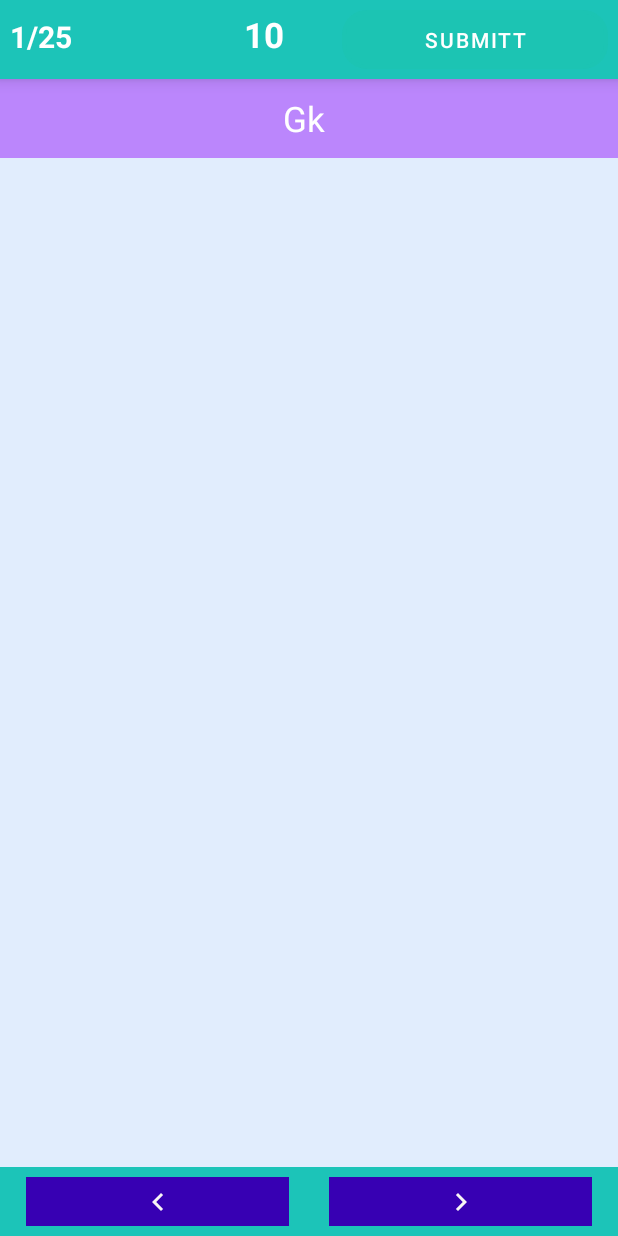
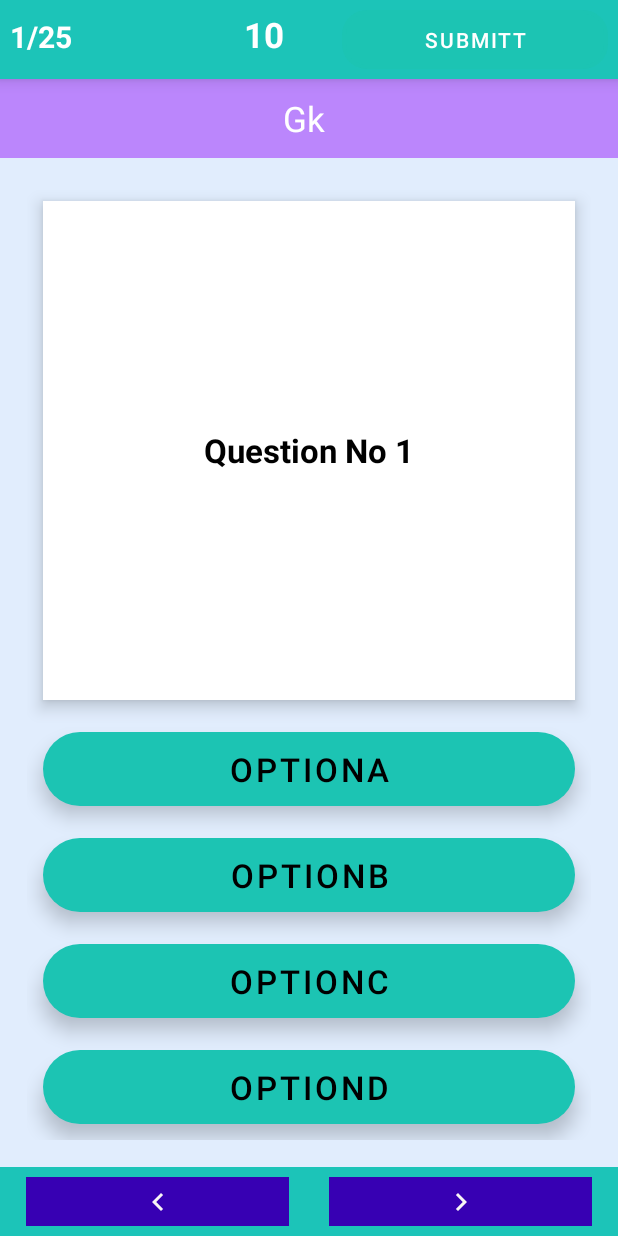
Before and after one commit to yousafzayi/MyOnlineQuizApp, an Android app: the layout activity_question.xml on its own in the app's theme, with its tools: preview values and no code run, on a phone screen of 412 x 824 dp. Run offline under Robolectric (Android 15) with nearby library versions, the phone set to English and light mode, and no system bars.

Commit message:
4th commit

```diff
--- a/app/src/main/java/com/example/quizapp/Models/QuestionModel.kt
+++ b/app/src/main/java/com/example/quizapp/Models/QuestionModel.kt
@@ -7,5 +7,5 @@ data class QuestionModel(
     var optionB: String,
     var optionC: String,
     var optionD: String,
-    var correctAnswer: Int,
+    var selectedAns: Long?,
 )
--- a/app/src/main/java/com/example/quizapp/QuestionActivity.kt
+++ b/app/src/main/java/com/example/quizapp/QuestionActivity.kt
@@ -1,21 +1,33 @@
- package com.example.quizapp
+package com.example.quizapp
 
+import android.annotation.SuppressLint
 import android.os.Bundle
 import android.os.CountDownTimer
-import android.widget.TextView
-import android.widget.Toast
+import android.widget.*
+import android.widget.LinearLayout.*
 import androidx.appcompat.app.AppCompatActivity
-
-
+import androidx.recyclerview.widget.RecyclerView
 
 
 class QuestionActivity : AppCompatActivity() {
 
-    private  var my_time: TextView? = null
+    private var my_time: TextView? = null
+    private var questionNumber: TextView? = null
+    private var submitBtn: Button? = null
+    private var questionRecycler: RecyclerView? = null
+    private var preQuestionBtn: ImageButton? = null
+    private var nextQuestionBtn: ImageButton? = null
 
+
+    @SuppressLint("WrongConstant")
     override fun onCreate(savedInstanceState: Bundle?) {
         super.onCreate(savedInstanceState)
         setContentView(R.layout.activity_question)
+
+        Initialization()
+
+
+
 
         my_time = findViewById(R.id.my_time)
 
@@ -40,4 +52,12 @@ class QuestionActivity : AppCompatActivity() {
 
     }
 
+    private fun Initialization() {
+        questionNumber = findViewById(R.id.question_no)
+        submitBtn = findViewById(R.id.submit_btn)
+        questionRecycler = findViewById(R.id.questionRecycler)
+        preQuestionBtn = findViewById(R.id.back_btn)
+        nextQuestionBtn = findViewById(R.id.forward_btn)
+    }
+
 }
--- /dev/null
+++ b/app/src/main/res/drawable/selected_btn.xml
@@ -0,0 +1,6 @@
+<?xml version="1.0" encoding="utf-8"?>
+<shape xmlns:android="http://schemas.android.com/apk/res/android">
+<stroke android:color="@color/primary" android:width="@dimen/_5sdp"/>
+    <solid android:color="#A7C1FA"/>
+    <corners android:radius="@dimen/_130sdp"/>
+</shape>
--- /dev/null
+++ b/app/src/main/res/drawable/unselected_btn.xml
@@ -0,0 +1,7 @@
+<?xml version="1.0" encoding="utf-8"?>
+<shape xmlns:android="http://schemas.android.com/apk/res/android">
+<corners android:radius="@dimen/_300sdp"/>
+    <solid android:color="@color/white"/>
+
+
+</shape>
--- a/app/src/main/res/layout/activity_question.xml
+++ b/app/src/main/res/layout/activity_question.xml
@@ -1,7 +1,13 @@
 <?xml version="1.0" encoding="utf-8"?>
-<androidx.constraintlayout.widget.ConstraintLayout xmlns:android="http://schemas.android.com/apk/res/android"
+<layout xmlns:android="http://schemas.android.com/apk/res/android"
     xmlns:app="http://schemas.android.com/apk/res-auto"
-    xmlns:tools="http://schemas.android.com/tools"
+    xmlns:tools="http://schemas.android.com/tools">
+
+    <data>
+
+    </data>
+
+    <androidx.constraintlayout.widget.ConstraintLayout
         android:layout_width="match_parent"
         android:layout_height="match_parent"
         android:background="@color/mainbackground"
@@ -56,6 +62,7 @@
         </LinearLayout>
 
         <LinearLayout
+            android:id="@+id/layout2"
             android:layout_width="match_parent"
             android:layout_height="wrap_content"
             android:background="@color/purple_200"
@@ -91,6 +98,7 @@
         </LinearLayout>
 
         <LinearLayout
+            android:id="@+id/layout3"
             android:layout_width="match_parent"
             android:layout_height="wrap_content"
             android:background="@color/primary"
@@ -140,5 +148,23 @@
 
         </LinearLayout>
 
+        <androidx.recyclerview.widget.RecyclerView
+            android:id="@+id/questionRecycler"
+            android:layout_width="match_parent"
+            android:layout_height="0dp"
+            android:layout_margin="@dimen/_14sdp"
+            app:layout_constraintBottom_toTopOf="@+id/layout3"
+            app:layout_constraintStart_toStartOf="parent"
+            app:layout_constraintEnd_toEndOf="parent"
+            app:layout_constraintTop_toBottomOf="@+id/layout2"
+            tools:listitem="@layout/queston_item_layout"
+
+
+            >
+
+
+        </androidx.recyclerview.widget.RecyclerView>
+
 
     </androidx.constraintlayout.widget.ConstraintLayout>
+</layout>
--- /dev/null
+++ b/app/src/main/res/layout/queston_item_layout.xml
@@ -0,0 +1,81 @@
+<?xml version="1.0" encoding="utf-8"?>
+<LinearLayout xmlns:android="http://schemas.android.com/apk/res/android"
+    android:layout_width="match_parent"
+    android:orientation="vertical"
+    android:layout_height="match_parent">
+
+    <TextView
+        android:id="@+id/tv_question"
+        android:layout_width="match_parent"
+        android:layout_height="wrap_content"
+       android:layout_margin="@dimen/_8sdp"
+        android:padding="@dimen/_8sdp"
+        android:gravity="center"
+        android:layout_weight="1"
+        android:textColor="@color/black"
+        android:text="Question No 1"
+        android:textSize="@dimen/_17sdp"
+        android:textStyle="bold"
+        android:scrollbars="vertical"
+        android:background="@color/white"
+        android:inputType="textImeMultiLine"
+        android:elevation="@dimen/_5sdp"/>
+    <Button
+        android:id="@+id/option_A"
+        android:layout_width="match_parent"
+        android:layout_height="wrap_content"
+        android:layout_margin="@dimen/_8sdp"
+        android:textColor="@color/black"
+        android:text="optionA"
+        android:background="@drawable/unselected_btn"
+        android:elevation="@dimen/_3sdp"
+        android:translationZ="@dimen/_3sdp"
+        android:stateListAnimator="@null"
+        android:textSize="@dimen/_17sdp"/>
+
+    <Button
+        android:id="@+id/option_B"
+        android:layout_width="match_parent"
+        android:layout_height="wrap_content"
+        android:layout_margin="@dimen/_8sdp"
+        android:textColor="@color/black"
+        android:text="optionB"
+        android:background="@drawable/unselected_btn"
+        android:elevation="@dimen/_3sdp"
+        android:translationZ="@dimen/_3sdp"
+        android:stateListAnimator="@null"
+        android:textSize="@dimen/_17sdp"/>
+
+    <Button
+        android:id="@+id/option_C"
+        android:layout_width="match_parent"
+        android:layout_height="wrap_content"
+        android:layout_margin="@dimen/_8sdp"
+        android:textColor="@color/black"
+        android:text="optionC"
+        android:background="@drawable/unselected_btn"
+        android:elevation="@dimen/_3sdp"
+        android:translationZ="@dimen/_3sdp"
+        android:stateListAnimator="@null"
+        android:textSize="@dimen/_17sdp"/>
+
+    <Button
+        android:id="@+id/option_D"
+        android:layout_width="match_parent"
+        android:layout_height="wrap_content"
+        android:layout_margin="@dimen/_8sdp"
+        android:textColor="@color/black"
+        android:text="optionD"
+        android:background="@drawable/unselected_btn"
+        android:elevation="@dimen/_3sdp"
+        android:translationZ="@dimen/_3sdp"
+        android:stateListAnimator="@null"
+        android:textSize="@dimen/_17sdp"/>
+
+
+
+
+
+
+
+</LinearLayout>
```
Also changed, not shown: app/src/main/java/com/example/quizapp/Adapters/QuestonAdapter.kt (added, +72 -0 lines), app/src/main/java/com/example/quizapp/Adapters/TestAdapter.kt (+14 -16 lines), app/src/main/java/com/example/quizapp/DbQuerry.kt (+55 -19 lines), app/src/main/java/com/example/quizapp/StartTestActivity.kt (+49 -2 lines), app/src/main/java/com/example/quizapp/Testing.java (added, +19 -0 lines). Lines whose indentation alone changed are shown as unchanged.
